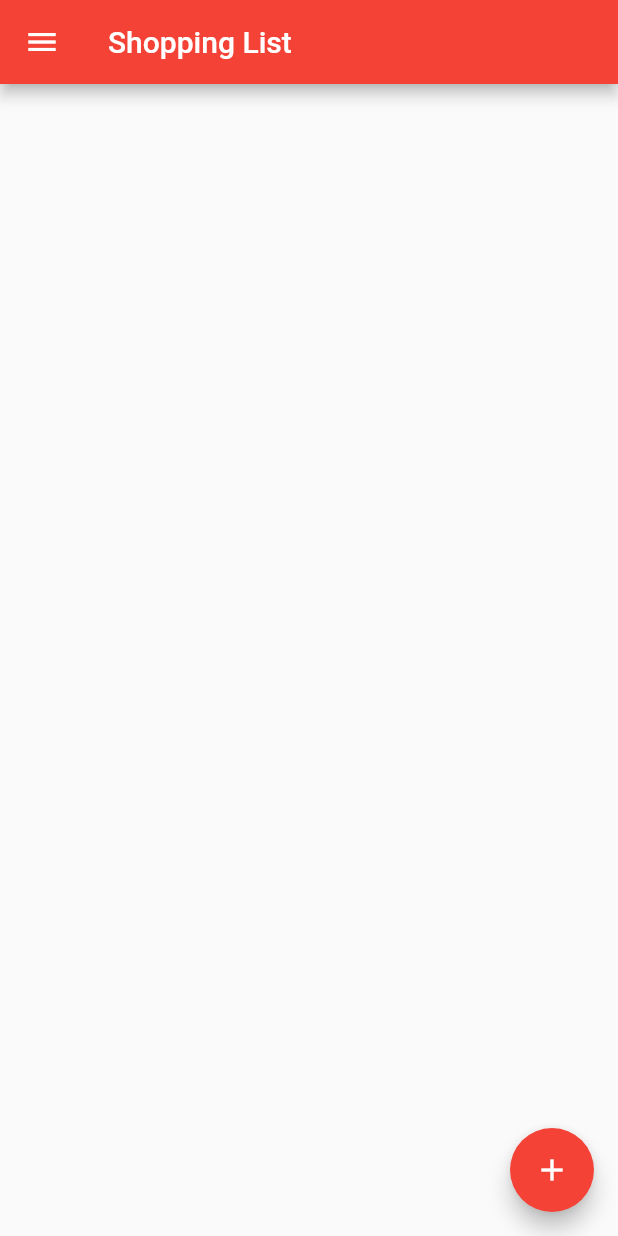
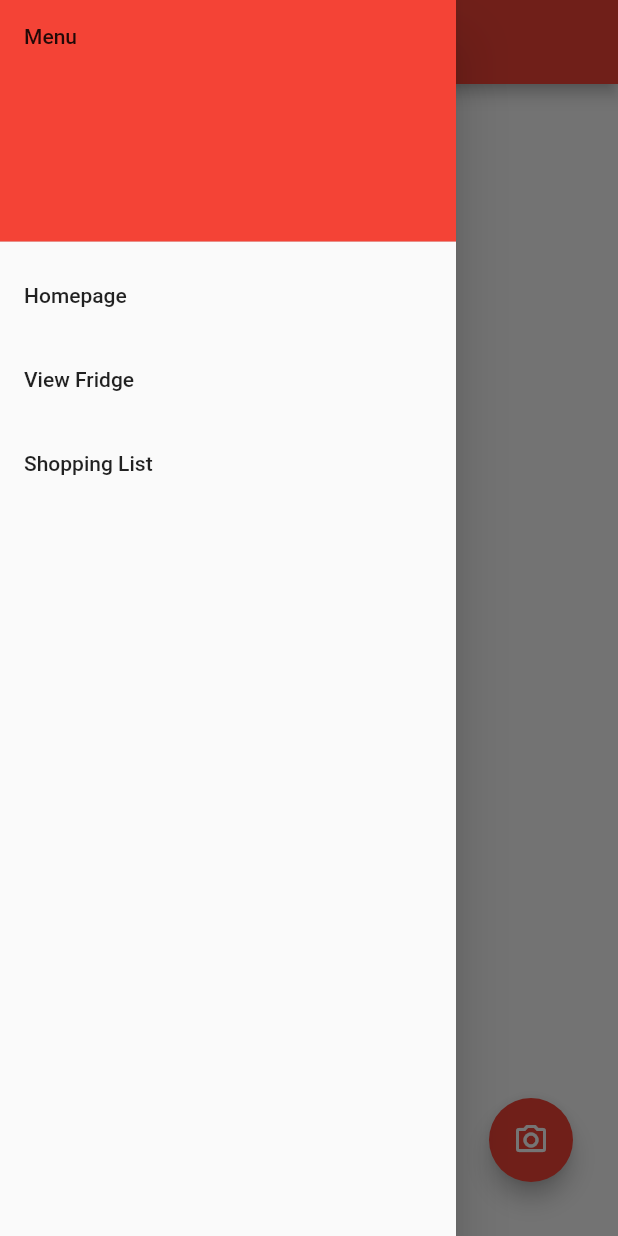
Before and after one commit to CodeDann/Aura-App, a Flutter app: the shoppinglist screen opened directly, in the side drawer, after a tap on the "add" icon, on a phone screen of 412 x 824 dp. Run offline on Flutter 3.47's test engine with Material 2 defaults, Android fonts, the phone set to English and light mode, and no system bars; our stand-ins replace cloud_firestore, firebase_core; accounts and stored records are empty.

Commit message:
add and remove from list mirrored with db

```diff
--- a/lib/shoppinglist.dart
+++ b/lib/shoppinglist.dart
@@ -1,3 +1,5 @@
+import 'dart:collection';
+
 import 'package:flutter/material.dart';
 import 'package:food_waste/main.dart';
 import 'package:food_waste/viewfridge.dart';
@@ -15,10 +17,7 @@ class shoppinglist extends StatefulWidget {
 
 class _shoppinglist extends State<shoppinglist> {
 
-
-  // List<String> row = [];
   List<String> contents = [];
-  List<int> colorCodes = [];
 
   FirebaseFirestore Database = FirebaseFirestore.instance;
 
@@ -32,37 +31,60 @@ class _shoppinglist extends State<shoppinglist> {
     for( int i = 0; i < shoppingData.length; i++){
       print(shoppingData[i]);
       shopping.add(shoppingData[i]);
-      colorCodes.add(100);
     }
     contents = shopping;
     for( int i = 0; i < contents.length; i++){
       print(contents[i]);
     }
-    // shoppingData.forEach((item) {
-    //   // each item is a row of the db
-    //   var itemContents = item as Map;
-    //   for( int i = 0; i < itemContents.length; i++ ){
-    //     contents.add(itemContents[i].toString());
-    //     colorCodes.add(100);
-    //     print(contents[i]);
-    //   }
-    // });
     setState(() {
       contents;
-      colorCodes;
     });
   }
 
-  void _removeItem(int index){
-    print('before removing: ' + contents.toString());
-    contents.removeAt(index);
-    colorCodes.removeAt(index);
-    print('after removing: ' + contents.toString());
+  void _additem(){
+    // add item to db and contents then rebuild
+    String itemToAdd = 'Milk, 1L';
+
+    //add to contents
+    contents.add(itemToAdd);
+
+    //add item to database
+    // create a map with the contents of contents
+    Map<String, dynamic> map = new Map();
+    for( int i = 0; i < contents.length; i++){
+      map["$i"] = contents[i];
+    }
+    //sets the entire document contents to map
+    Database.collection('FoodWasteData').doc('shoppinglist').set(map);
+
+    //rebuild page with updated contents
     setState(() {
       contents;
-      colorCodes;
     });
+  }
 
+  void _scanitem(){
+    //open camera and scan in barcode then _additem()
+  }
+
+  void _removeItem(int index){
+    // remove item from internal contents
+    contents.removeAt(index);
+
+    //remove item from database
+
+    // create a map with the contents of contents
+    Map<String, dynamic> map = new Map();
+    for( int i = 0; i < contents.length; i++){
+      map["$i"] = contents[i];
+    }
+    //sets the entire document contents to map
+    Database.collection('FoodWasteData').doc('shoppinglist').set(map);
+
+    //rebuild page with updated contents
+    setState(() {
+      contents;
+    });
   }
   @override
   void initState() {
@@ -128,7 +150,7 @@ class _shoppinglist extends State<shoppinglist> {
         itemBuilder: (BuildContext context, int index) {
         return Container(
           height: 50,
-          color: Colors.redAccent[colorCodes[index]],
+          color: Colors.redAccent[100],
           child: Row(
               children: [
                 IconButton(
@@ -142,11 +164,30 @@ class _shoppinglist extends State<shoppinglist> {
         },
         separatorBuilder: (BuildContext context, int index) => const Divider(),
       ),
-      floatingActionButton: FloatingActionButton(
-        onPressed: _getData,
-        tooltip: 'CLick to get data from database',
-        child: const Icon(Icons.add),
-      ),
+      floatingActionButtonLocation: FloatingActionButtonLocation.centerFloat,
+      floatingActionButton: Stack(
+        fit: StackFit.expand,
+        children: [
+          Positioned(
+            left: 30,
+            bottom: 20,
+            child: FloatingActionButton(
+              onPressed: _additem,
+              tooltip: 'Add an item',
+              child: const Icon(Icons.add),
+            ),
+          ),
+          Positioned(
+            right: 30,
+            bottom: 20,
+            child: FloatingActionButton(
+              onPressed: _scanitem,
+              tooltip: 'Scan in a barcode',
+              child: const Icon(Icons.camera_alt_outlined),
+            ),
+          ),
+        ],
+      )
     );
   }
 }
```
